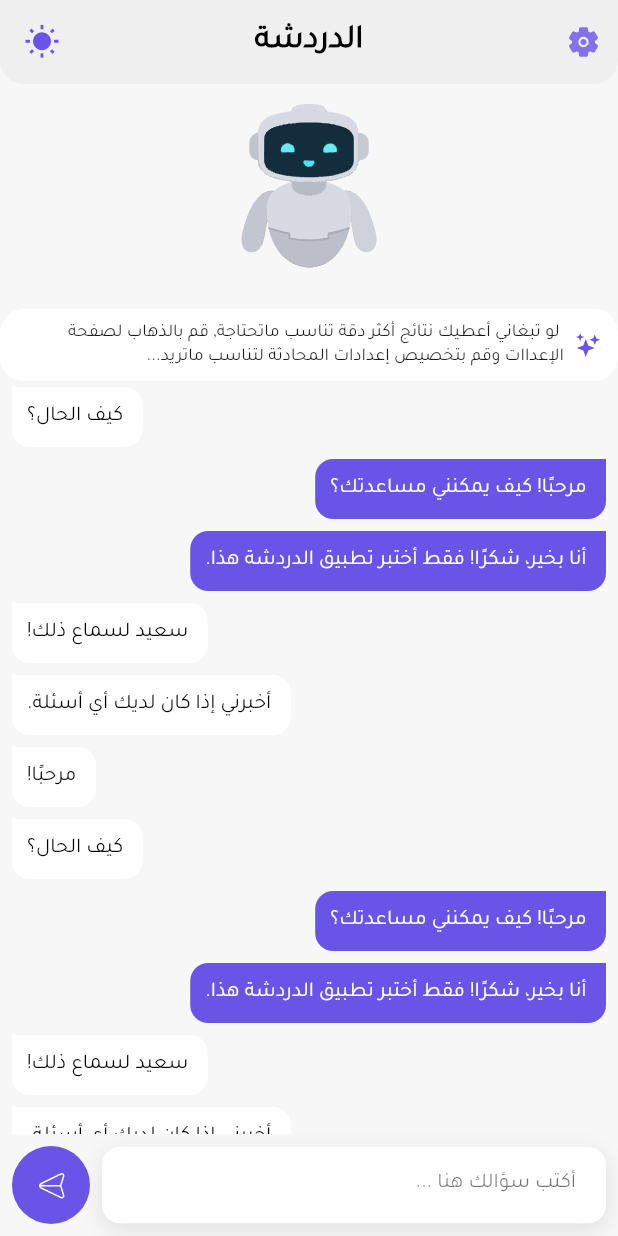
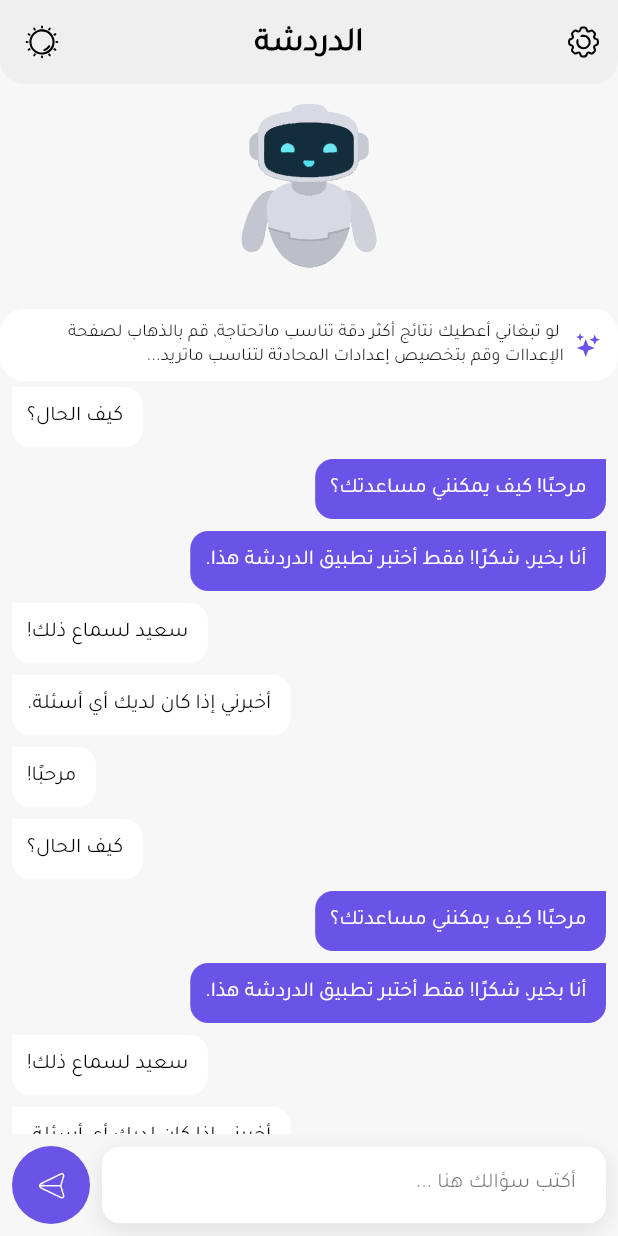
Before and after one commit to Abdullah-Saeed-1100/Fahimak_AI, a Flutter app: the ChatAiView screen opened directly, on a phone screen of 412 x 824 dp. Run offline on Flutter 3.47's test engine with Material 3 defaults, Android fonts, the phone set to English and light mode, and no system bars; our stand-ins replace dartz, equatable, flutter_bloc, flutter_svg, google_generative_ai, lottie and 2 more; accounts and stored records are empty.

Commit message:
Add light and dark mode SVG assets, update theme handling and image paths

```diff
--- a/lib/core/utils/app_images.dart
+++ b/lib/core/utils/app_images.dart
@@ -17,6 +17,8 @@ class AppImages {
 
   // chat
   static const String send = '${path}send.svg';
+  static const String lightMode = '${path}light_mode.svg';
+  static const String darkMode = '${path}dark_mode.svg';
 
   // animations
   static const String loadingAnimation =
--- a/lib/core/utils/app_theme/app_theme.dart
+++ b/lib/core/utils/app_theme/app_theme.dart
@@ -23,7 +23,10 @@ class AppTheme {
         titleTextStyle: AppTextStyles.headingH2.copyWith(
           color: Colors.black,
           fontFamily: AppFonts.tajawal,
+          height: 2,
         ),
+        actionsIconTheme: IconThemeData(color: Colors.black),
+
         centerTitle: true,
       ),
       primaryTextTheme: TextTheme(
@@ -72,7 +75,9 @@ class AppTheme {
         titleTextStyle: AppTextStyles.headingH2.copyWith(
           color: AppColors.darkTextPrimary,
           fontFamily: AppFonts.tajawal,
+          height: 2,
         ),
+        actionsIconTheme: IconThemeData(color: AppColors.darkTextPrimary),
         centerTitle: true,
       ),
       primaryTextTheme: TextTheme(
--- a/lib/features/chat_ai/presentation/views/chat_ai_view.dart
+++ b/lib/features/chat_ai/presentation/views/chat_ai_view.dart
@@ -1,4 +1,3 @@
-import 'package:fahimak_ai/core/extensions/app_extensions.dart';
 import 'package:fahimak_ai/core/utils/app_images.dart';
 import 'package:fahimak_ai/core/widgets/custom_app_bar.dart';
 import 'package:fahimak_ai/features/chat_ai/presentation/cubit/chat_cubit.dart';
@@ -41,7 +40,7 @@ class ChatAiView extends StatelessWidget {
                     AppImages.settings,
                     height: 22,
                     colorFilter: ColorFilter.mode(
-                      context.theme.primaryColor,
+                      Theme.of(context).appBarTheme.actionsIconTheme!.color!,
                       BlendMode.srcIn,
                     ),
                   ),
--- a/lib/features/chat_ai/presentation/widgets/custom_theme_button.dart
+++ b/lib/features/chat_ai/presentation/widgets/custom_theme_button.dart
@@ -1,6 +1,7 @@
+import 'package:fahimak_ai/core/utils/app_images.dart';
 import 'package:flutter/material.dart';
 import 'package:flutter_bloc/flutter_bloc.dart';
-import '../../../../core/utils/app_colors.dart';
+import 'package:flutter_svg/svg.dart';
 import '../../../../core/utils/app_theme/theme_cubit.dart';
 
 class CustomThemeButton extends StatelessWidget {
@@ -13,13 +14,12 @@ class CustomThemeButton extends StatelessWidget {
       builder: (context, mode) {
         return IconButton(
           onPressed: () => context.read<ThemeCubit>().toggleTheme(),
-          icon: AnimatedRotation(
-            turns: mode == ThemeMode.dark ? 1 : 0,
-            duration: const Duration(milliseconds: 250),
-            child: Icon(
-              mode == ThemeMode.dark ? Icons.dark_mode : Icons.wb_sunny,
-              size: 24,
-              color: AppColors.primary,
+          icon: SvgPicture.asset(
+            mode == ThemeMode.dark ? AppImages.darkMode : AppImages.lightMode,
+            height: 22,
+            colorFilter: ColorFilter.mode(
+              Theme.of(context).appBarTheme.actionsIconTheme!.color!,
+              BlendMode.srcIn,
             ),
           ),
         );
--- a/lib/features/chat_ai/presentation/widgets/messages_chat_widget.dart
+++ b/lib/features/chat_ai/presentation/widgets/messages_chat_widget.dart
@@ -47,7 +47,6 @@ class MessagesChatWidget extends StatelessWidget {
                 HeaderSettingWidget(
                   text:
                       " لو تبغاني أعطيك نتائج أكثر دقة تناسب ماتحتاجة, قم بالذهاب لصفحة الإعداات وقم بتخصيص إعدادات المحادثة لتناسب ماتريد...",
-                  // backgroundColor: Colors.white,
                 ),
               ],
             )
--- a/lib/features/chat_ai/presentation/widgets/text_filed_message.dart
+++ b/lib/features/chat_ai/presentation/widgets/text_filed_message.dart
@@ -1,7 +1,5 @@
 import 'package:fahimak_ai/core/extensions/app_extensions.dart';
-import 'package:fahimak_ai/core/utils/app_colors.dart';
 import 'package:fahimak_ai/core/utils/app_shadows.dart';
-import 'package:fahimak_ai/core/utils/app_text_styles.dart';
 import 'package:fahimak_ai/features/chat_ai/presentation/cubit/chat_cubit.dart';
 import 'package:flutter/material.dart';
 import 'package:flutter_bloc/flutter_bloc.dart';
```
Also changed, not shown: assets/images/dark_mode.svg (added), assets/images/light_mode.svg (added), assets/images/settings.svg.
